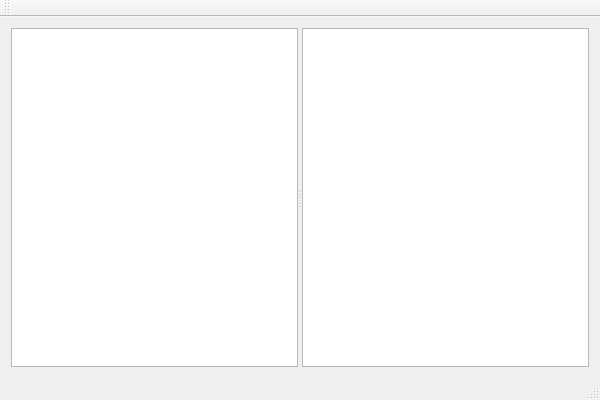
Fowindy/QtCode_VS, file Src/08_Layout/MainWindow.ui: the form before one commit.
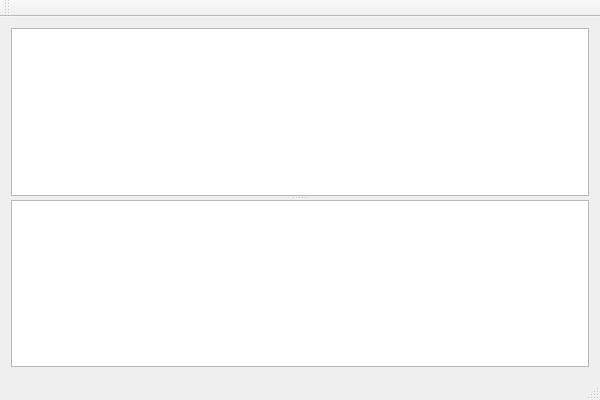
The form after the commit.

Commit message: 分界移动垂直布局+网格布局

What changed in the file:
```diff
--- a/Src/08_Layout/MainWindow.ui
+++ b/Src/08_Layout/MainWindow.ui
@@ -18,7 +18,7 @@
     <item row="0" column="0">
      <widget class="QSplitter" name="splitter">
       <property name="orientation">
-       <enum>Qt::Horizontal</enum>
+       <enum>Qt::Vertical</enum>
       </property>
       <widget class="QTextBrowser" name="textBrowser"/>
       <widget class="QTextBrowser" name="textBrowser_2"/>
```
